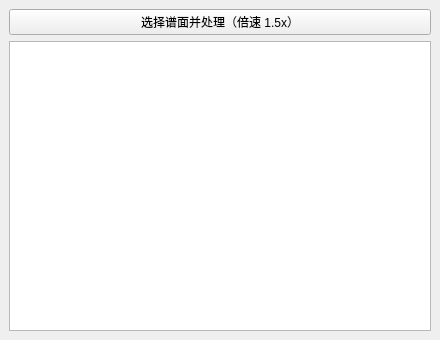
First picture: the form in src/app/MainWindow.ui, repository hPrevInstance/OsuUtility, before the edit.
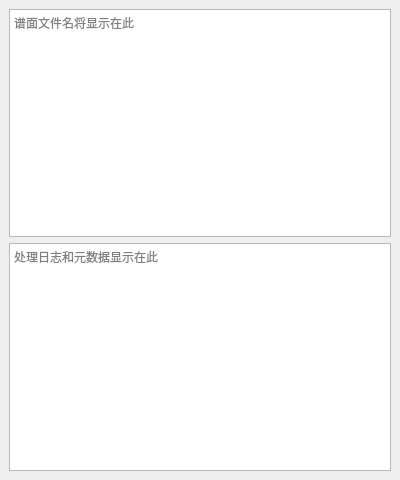
Second picture: the form after the edit.

Commit message:
refactor：全面重构主窗口用户界面并迁移至C++20
- 增加无边框窗口支持，支持拖拽和上下文菜单
从 :/style.qss 加载全局样式表
将“替换流程”按钮替换为只读文本区域
为字符串向量添加common::join工具
- 移除fmt仅头文件编译定义
忽略Qt Creator元数据

```diff
--- a/src/app/MainWindow.ui
+++ b/src/app/MainWindow.ui
@@ -6,8 +6,8 @@
    <rect>
     <x>0</x>
     <y>0</y>
-    <width>440</width>
-    <height>340</height>
+    <width>400</width>
+    <height>480</height>
    </rect>
   </property>
   <property name="windowTitle">
@@ -16,9 +16,15 @@
   <widget class="QWidget" name="centralwidget">
    <layout class="QVBoxLayout" name="verticalLayout">
     <item>
-     <widget class="QPushButton" name="processButton">
-      <property name="text">
-       <string>选择谱面并处理（倍速 1.5x）</string>
+     <widget class="QPlainTextEdit" name="nameEdit">
+      <property name="readOnly">
+       <bool>true</bool>
+      </property>
+      <property name="placeholderText">
+       <string>谱面文件名将显示在此</string>
+      </property>
+      <property name="maximumHeight">
+       <number>48</number>
       </property>
      </widget>
     </item>
@@ -27,6 +33,9 @@
       <property name="readOnly">
        <bool>true</bool>
       </property>
+      <property name="placeholderText">
+       <string>处理日志和元数据显示在此</string>
+      </property>
      </widget>
     </item>
    </layout>
```
Left out of the diff: 2 changed lines with no effect on the pictures. The commit also changes 29 other files.
